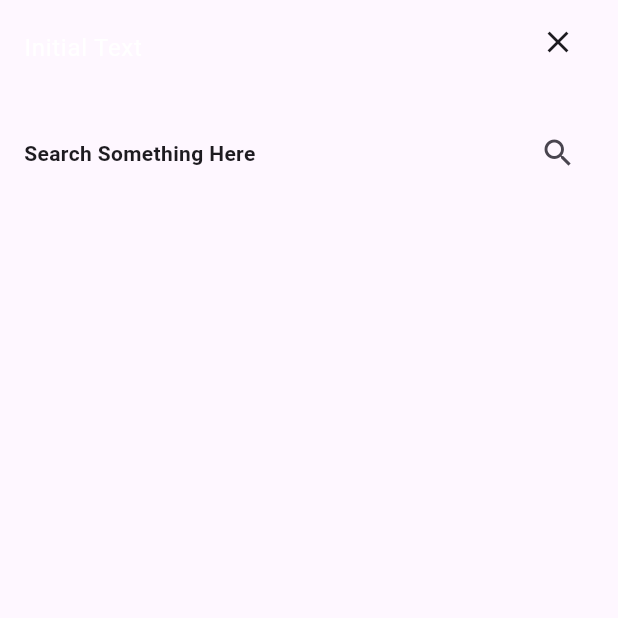
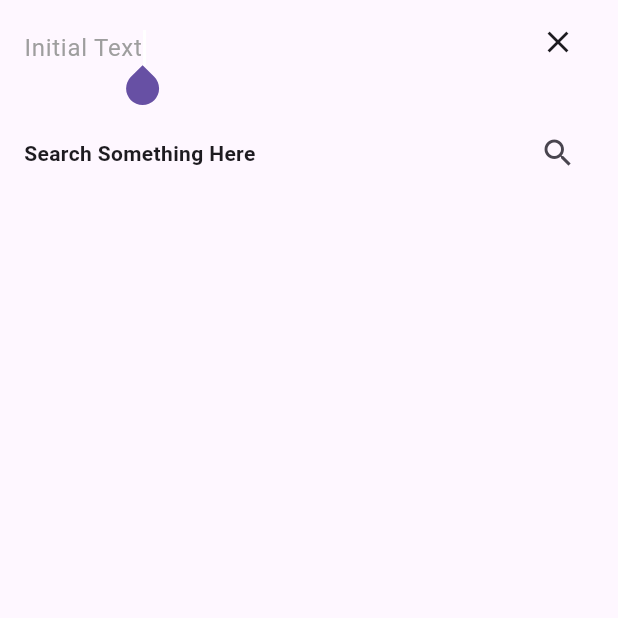
Before and after one commit to Lzyct/animated_search_bar, a Flutter app: the screen it shows after launch, on a phone screen of 412 x 824 dp, the top half of it. Run offline on Flutter 3.47's test engine with Material 3 defaults, Android fonts, the phone set to English and light mode, and no system bars.

Commit message:
feat: add autoFocus on example

```diff
--- a/example/lib/main.dart
+++ b/example/lib/main.dart
@@ -24,9 +24,10 @@ class _MyAppState extends State<MyApp> {
               label: 'Search Something Here',
               controller: _controller,
               labelStyle: const TextStyle(fontSize: 16),
-              searchStyle: const TextStyle(color: Colors.white),
+              searchStyle: const TextStyle(color: Colors.grey),
               cursorColor: Colors.white,
               textInputAction: TextInputAction.done,
+              autoFocus: true,
               searchDecoration: const InputDecoration(
                 hintText: 'Search',
                 alignLabelWithHint: true,
@@ -56,9 +57,7 @@ class _MyAppState extends State<MyApp> {
                 label: 'Search Something Here',
                 onChanged: (value) {
                   debugPrint('value on Change');
-                  setState(() {
-                    searchText = value;
-                  });
+                  setState(() => searchText = value);
                 },
               ),
               Text(
```
